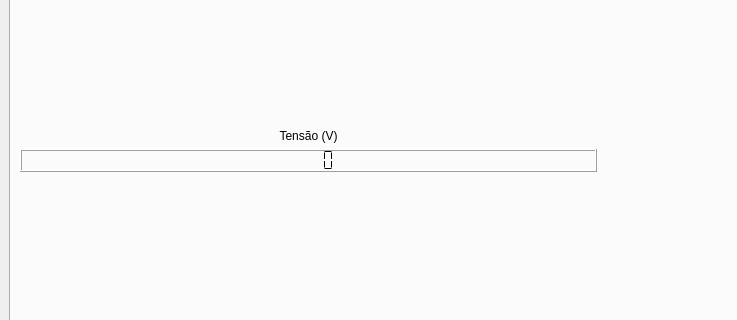
Above: ui/MainWindow.ui from lexcibien/OpenJTX-A9 before the change; both pictures show x 0 to 737 and y 262 to 582 of the 1200 by 800 pixel window. Below: the same form after it.
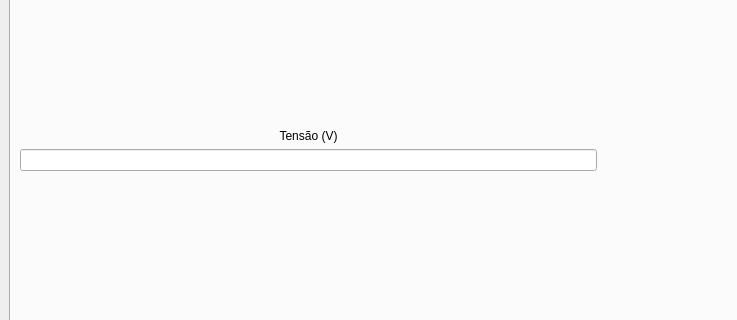
That is the form after the change. The open tabs and pages were chosen to show the change. Custom widgets are drawn as their Qt base class.

```diff
--- a/ui/MainWindow.ui
+++ b/ui/MainWindow.ui
@@ -581,21 +581,12 @@
                </widget>
               </item>
               <item>
-               <widget class="QLCDNumber" name="voltageLCD_gear">
-                <property name="smallDecimalPoint">
-                 <bool>false</bool>
-                </property>
-                <property name="digitCount">
-                 <number>5</number>
-                </property>
-                <property name="mode">
-                 <enum>QLCDNumber::Mode::Dec</enum>
-                </property>
-                <property name="segmentStyle">
-                 <enum>QLCDNumber::SegmentStyle::Flat</enum>
-                </property>
-                <property name="value" stdset="0">
-                 <double>0.000000000000000</double>
+               <widget class="QLineEdit" name="voltageGearDisplay">
+                <property name="sizePolicy">
+                 <sizepolicy hsizetype="Minimum" vsizetype="Fixed">
+                  <horstretch>0</horstretch>
+                  <verstretch>0</verstretch>
+                 </sizepolicy>
                 </property>
                </widget>
               </item>
```
Left out of the diff: 4 changed lines with no effect on the pictures.
